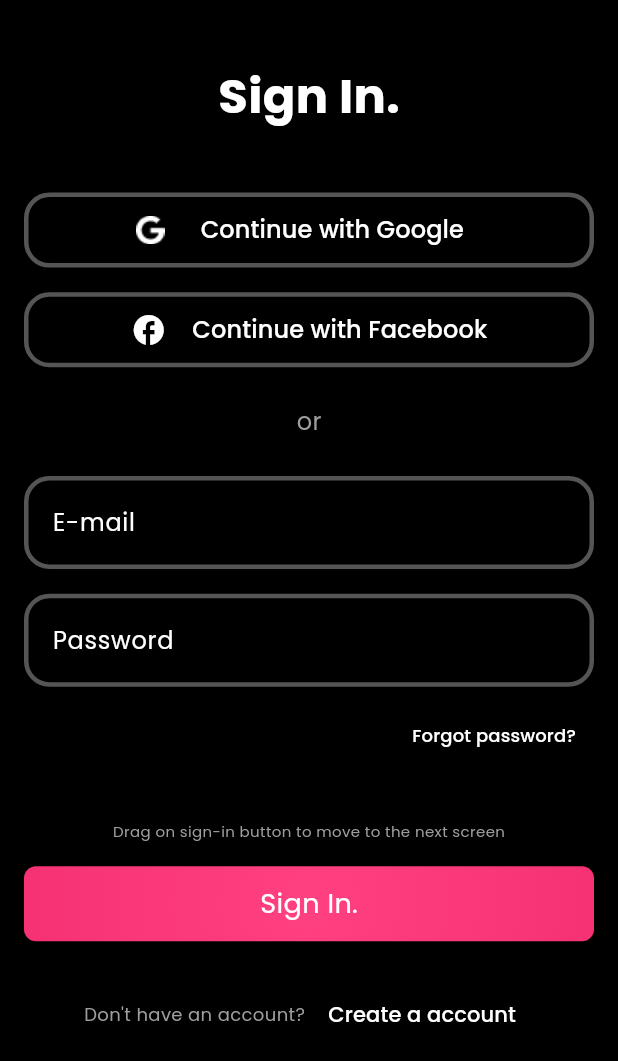
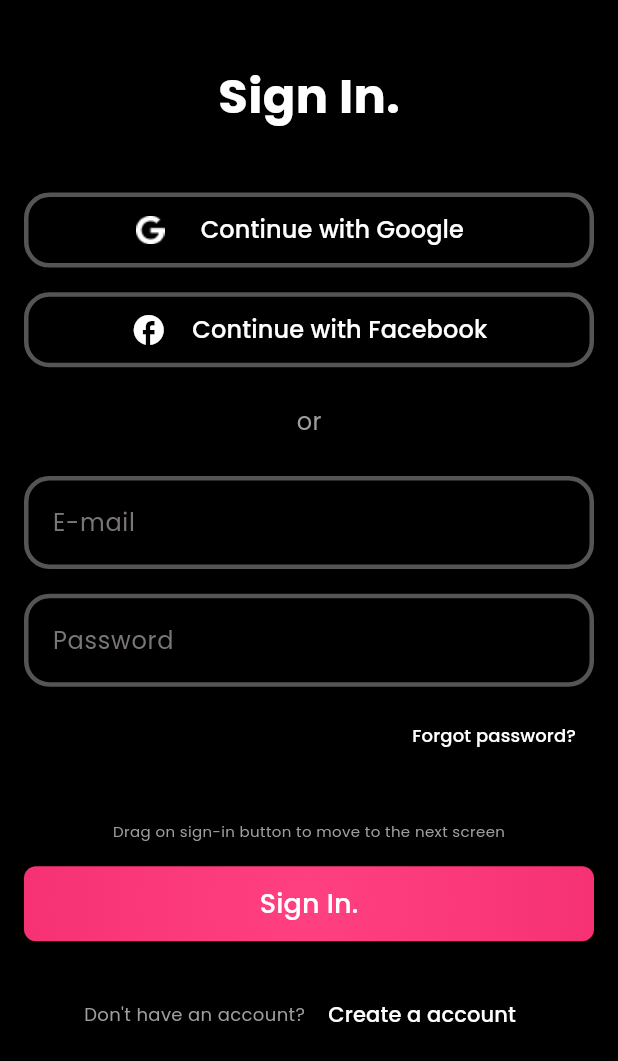
Before and after one commit to abishbaig/Emotiease, a Flutter app: the SignInScreen screen opened directly, on a phone screen of 412 x 824 dp. Shown: the top 1061 px of the screen. Run offline on Flutter 3.47's test engine with Material 3 defaults, Android fonts, the phone set to English and light mode, and no system bars.

Commit message:
Update Sign In Screen

```diff
--- a/lib/pages/signin_screen.dart
+++ b/lib/pages/signin_screen.dart
@@ -81,7 +81,9 @@ class SignInScreen extends StatelessWidget {
           TextButton(
             onPressed: () {},
             style: const ButtonStyle(
-              overlayColor: WidgetStatePropertyAll(Colors.transparent),
+              //surfaceTintColor: WidgetStatePropertyAll(Colors.amberAccent),
+              overlayColor:
+                  WidgetStatePropertyAll(Color.fromARGB(179, 59, 57, 57)),
             ),
             child: const Text(
               'Continue with Google',
@@ -116,7 +118,8 @@ class SignInScreen extends StatelessWidget {
           TextButton(
             onPressed: () {},
             style: const ButtonStyle(
-              overlayColor: WidgetStatePropertyAll(Colors.transparent),
+              overlayColor:
+                  WidgetStatePropertyAll(Color.fromARGB(179, 59, 57, 57)),
             ),
             child: const Text(
               'Continue with Facebook',
@@ -152,7 +155,7 @@ class SignInScreen extends StatelessWidget {
       child: TextField(
         decoration: InputDecoration(
           hintText: 'E-mail',
-          hintStyle: const TextStyle(color: Color.fromARGB(255, 255, 255, 255)),
+          hintStyle: const TextStyle(color: Color.fromARGB(255, 123, 118, 118)),
           filled: true,
           fillColor: Colors.transparent,
           border: OutlineInputBorder(
@@ -179,7 +182,7 @@ class SignInScreen extends StatelessWidget {
         obscureText: true,
         decoration: InputDecoration(
           hintText: 'Password',
-          hintStyle: const TextStyle(color: Color.fromARGB(255, 255, 255, 255)),
+          hintStyle: const TextStyle(color: Color.fromARGB(255, 123, 118, 118)),
           filled: true,
           fillColor: Colors.transparent,
           border: OutlineInputBorder(
@@ -219,11 +222,7 @@ class SignInScreen extends StatelessWidget {
 
   // Function to build sign-in button
   Widget _buildSignInButton(double screenWidth) {
-    return GestureDetector(
-      onTap: () {
-        // Handle sign-in action
-      },
-      child: Container(
+    return Container(
       height: 50,
       width: screenWidth,
       decoration: BoxDecoration(
@@ -233,11 +232,14 @@ class SignInScreen extends StatelessWidget {
         ),
         borderRadius: BorderRadius.circular(8),
       ),
-        child: const Center(
-          child: Text(
+      child: Center(
+        child: TextButton(
+          //style: TextStyle(color: Colors.white, fontSize: 18),
+          child: const Text(
             'Sign In.',
             style: TextStyle(color: Colors.white, fontSize: 18),
           ),
+          onPressed: () {},
         ),
       ),
     );
--- a/lib/pages/starting_screen.dart
+++ b/lib/pages/starting_screen.dart
@@ -43,7 +43,7 @@ class StartingScreen extends StatelessWidget {
         );
       },
       transitionDuration:
-          const Duration(milliseconds: 3000), // Transition duration
+          const Duration(milliseconds: 1000), // Transition duration
     );
   }
 
```
Lines whose indentation alone changed are shown as unchanged.
